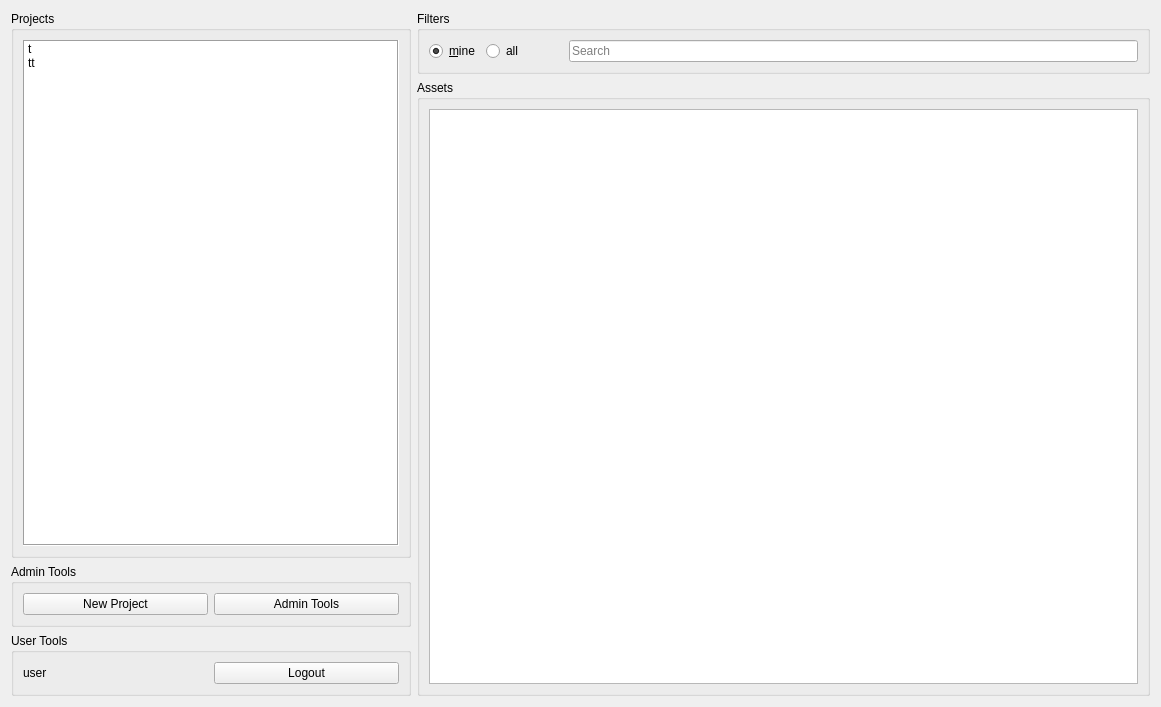
Above: ui_files/rbhus_clone.ui from sanath111/rbhus_clone before the change. Below: the same form after it.
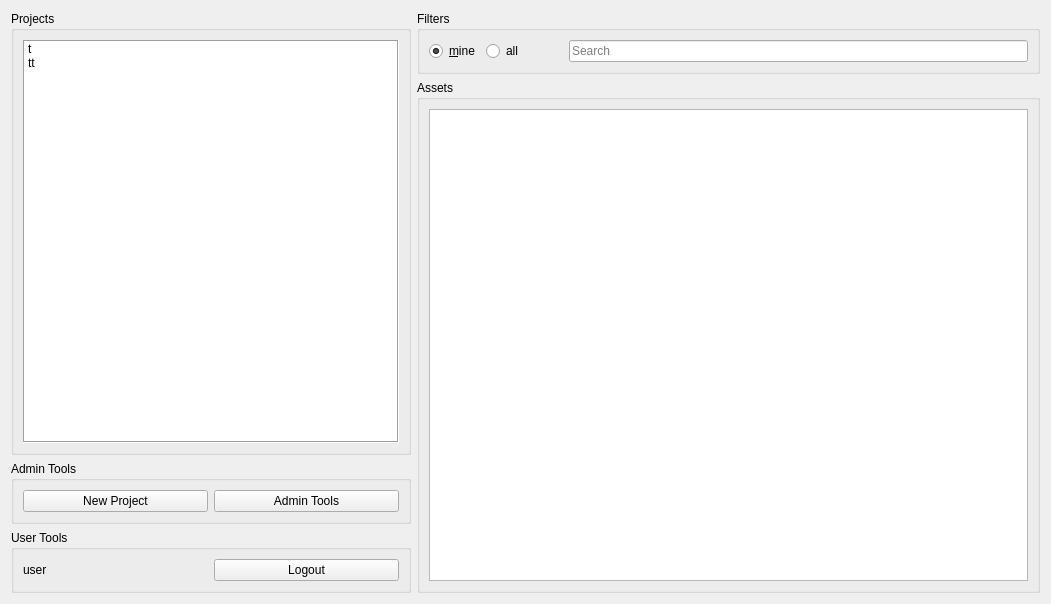
That is the form after the change.

What changed in the file:
```diff
--- a/ui_files/rbhus_clone.ui
+++ b/ui_files/rbhus_clone.ui
@@ -9,8 +9,8 @@
    <rect>
     <x>0</x>
     <y>0</y>
-    <width>1161</width>
-    <height>707</height>
+    <width>1051</width>
+    <height>604</height>
    </rect>
   </property>
   <property name="windowTitle">
```
